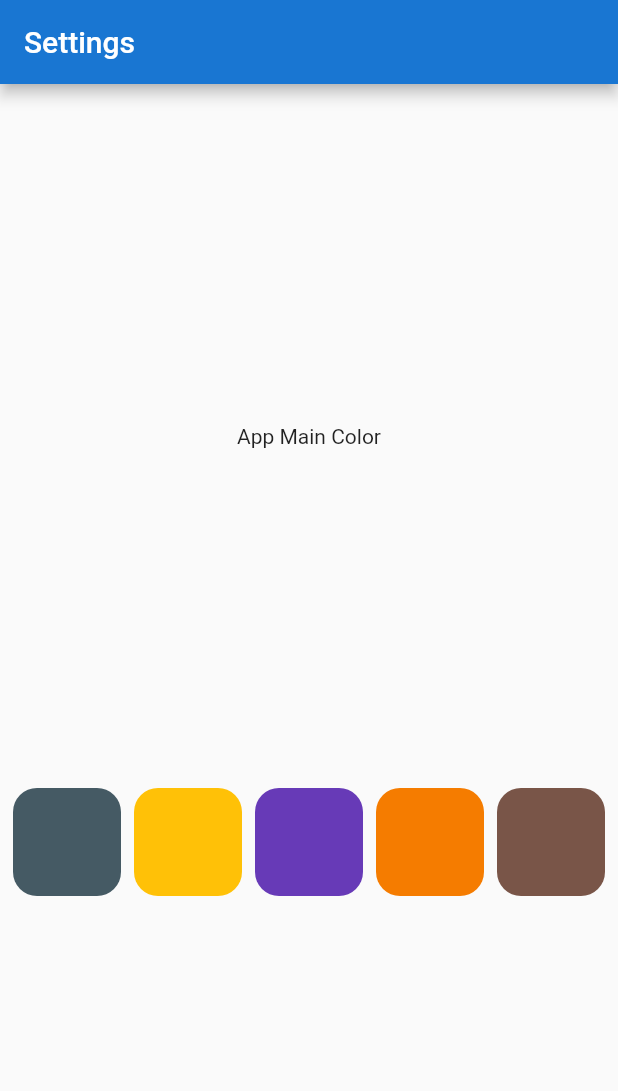
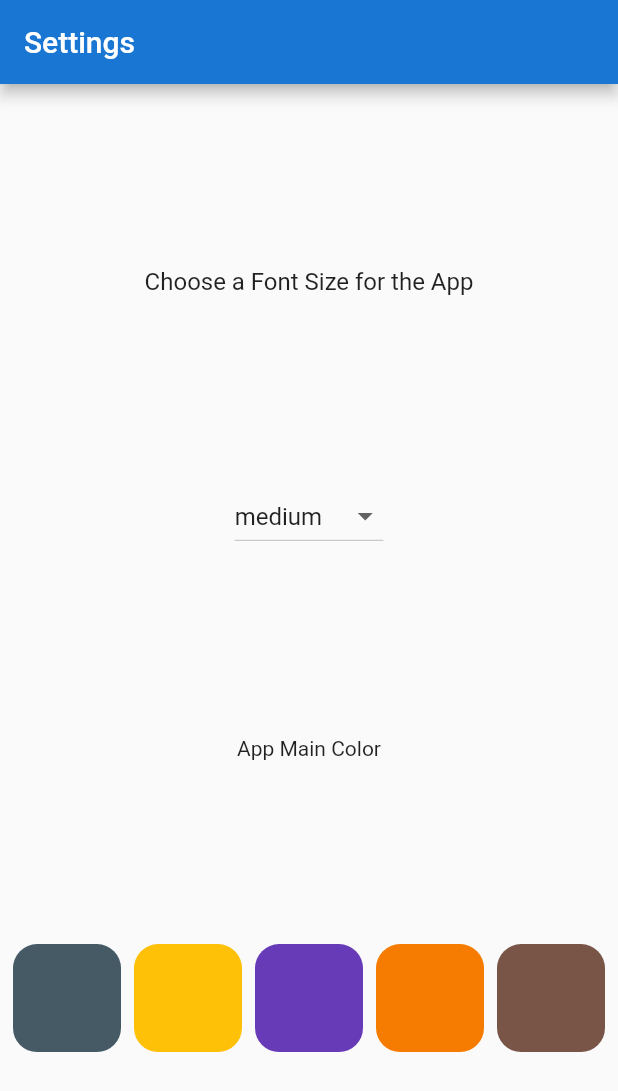
Before and after one commit to jamilxt/flutter_persist_data_locally, a Flutter app: the screen it shows after launch, on a phone screen of 412 x 824 dp. Shown: the top 1091 px of the screen. Run offline on Flutter 3.47's test engine with Material 2 defaults, Android fonts, the phone set to English and light mode, and no system bars; our stand-ins replace shared_preferences.

Commit message:
add: complete the screen with the font size setting

```diff
--- a/lib/data/shared_prefs.dart
+++ b/lib/data/shared_prefs.dart
@@ -30,4 +30,16 @@ class SPSettings {
     }
     return color;
   }
+
+  Future setFontSize(double size) {
+    return _sp.setDouble(fontSizeKey, size);
+  }
+
+  double getFontSize() {
+    double fontSize = _sp.getDouble(fontSizeKey);
+    if (fontSize == null) {
+      fontSize = 16;
+    }
+    return fontSize;
+  }
 }
--- /dev/null
+++ b/lib/models/font_size.dart
@@ -0,0 +1,6 @@
+class FontSize {
+  String name;
+  double size;
+
+  FontSize(this.name, this.size);
+}
--- a/lib/screens/settings.dart
+++ b/lib/screens/settings.dart
@@ -1,5 +1,7 @@
 import 'package:flutter/material.dart';
-import 'package:flutter_persist_data_locally/data/shared_prefs.dart';
+
+import '../data/shared_prefs.dart';
+import '../models/font_size.dart';
 
 class SettingsScreen extends StatefulWidget {
   @override
@@ -20,12 +22,20 @@ class _SettingsScreenState extends State<SettingsScreen> {
 
   SPSettings settings;
 
+  final List<FontSize> fontSizes = [
+    FontSize('small', 12),
+    FontSize('medium', 16),
+    FontSize('large', 20),
+    FontSize('extra-large', 24),
+  ];
+
   @override
   void initState() {
     settings = SPSettings();
     settings.init().then((value) {
       setState(() {
         settingColor = settings.getColor();
+        fontSize = settings.getFontSize();
       });
     });
     super.initState();
@@ -41,6 +51,17 @@ class _SettingsScreenState extends State<SettingsScreen> {
       body: Column(
         mainAxisAlignment: MainAxisAlignment.spaceEvenly,
         children: [
+          Text(
+            'Choose a Font Size for the App',
+            style: TextStyle(
+              fontSize: fontSize,
+            ),
+          ),
+          DropdownButton(
+            value: fontSize.toString(),
+            items: getDropdownMenuItems(),
+            onChanged: changeSize,
+          ),
           Text('App Main Color'),
           Row(
             mainAxisAlignment: MainAxisAlignment.spaceEvenly,
@@ -78,6 +99,24 @@ class _SettingsScreenState extends State<SettingsScreen> {
       settings.setColor(color);
     });
   }
+
+  List<DropdownMenuItem<String>> getDropdownMenuItems() {
+    List<DropdownMenuItem<String>> items = [];
+    for (FontSize fontSize in fontSizes) {
+      items.add(DropdownMenuItem(
+        value: fontSize.size.toString(),
+        child: Text(fontSize.name),
+      ));
+    }
+    return items;
+  }
+
+  void changeSize(String newSize) {
+    settings.setFontSize(double.tryParse(newSize));
+    setState(() {
+      fontSize = double.tryParse(newSize);
+    });
+  }
 }
 
 class ColorSquare extends StatelessWidget {
```
